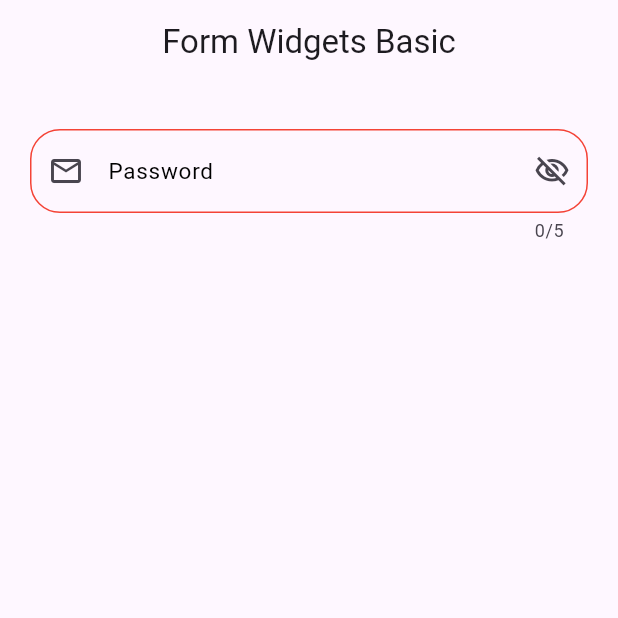
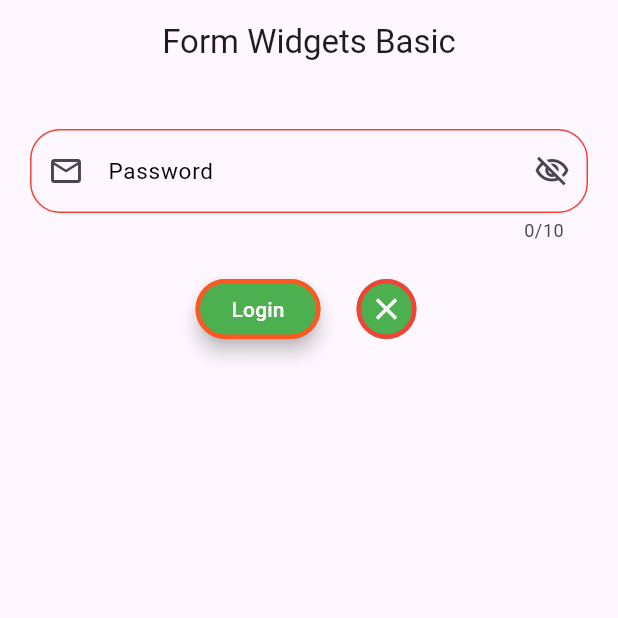
Before and after one commit to ZohaibSaraj12/form_widgets_basics, a Flutter app: the screen it shows after launch, on a phone screen of 412 x 824 dp, the top half of it. Run offline on Flutter 3.47's test engine with Material 3 defaults, Android fonts, the phone set to English and light mode, and no system bars.

Commit message:
feat: buttons and ensuring secure data

```diff
--- a/lib/screens/home/home_screen.dart
+++ b/lib/screens/home/home_screen.dart
@@ -10,9 +10,9 @@ class HomeScreen extends StatefulWidget {
 class _HomeScreenState extends State<HomeScreen> {
   bool obscureText = false;
   bool c = false;
-
   Icon icon1 = Icon(Icons.visibility_off_outlined);
   Icon icon2 = Icon(Icons.visibility_outlined);
+  TextEditingController password = TextEditingController();
   @override
   Widget build(BuildContext context) {
     return Scaffold(
@@ -24,13 +24,16 @@ class _HomeScreenState extends State<HomeScreen> {
             Padding(
               padding: EdgeInsets.all(20.0),
               child: TextField(
-
+                keyboardType: TextInputType.values[
+                  DateTime.daysPerWeek
+                ],
+                controller: password,
                 //autofocus: true,
                 obscureText: obscureText,
                 // obscuringCharacter: "*",
                 cursorColor: Colors.black,
                 cursorOpacityAnimates: true,
-                maxLength: 5,
+                maxLength: 10,
                 textDirection: TextDirection.ltr,
                 decoration: InputDecoration(
                   border: InputBorder.none,
@@ -41,7 +44,6 @@ class _HomeScreenState extends State<HomeScreen> {
                         obscureText = !obscureText;
                         c = !c;
                       });
-
                     },
                     icon: c == true ? icon2 : icon1,
                   ),
@@ -62,6 +64,41 @@ class _HomeScreenState extends State<HomeScreen> {
                 ),
               ),
             ),
+            //ElevatedButton(onPressed: onPressed, child: child)
+            Row(
+              mainAxisAlignment: MainAxisAlignment.center,
+              spacing: 20.0,
+              children: [
+
+                ElevatedButton(
+                  style: ElevatedButton.styleFrom(
+                    backgroundColor: Colors.green,
+                    foregroundColor: Colors.white,
+                    elevation: 5.0,
+                    side: BorderSide(color: Colors.deepOrange, width: 3.0),
+                  ),
+                  onPressed: () {
+                    debugPrint(password.text.toString());
+                  },
+                  child: Text("Login"),
+                ),
+                IconButton(
+                  onPressed: () {
+                    password.clear();
+                  },
+                  style: IconButton.styleFrom(
+                    backgroundColor: Colors.green,
+                    foregroundColor: Colors.white,
+                    side: BorderSide(
+                      color: Colors.red,
+                      width: 3.0,
+                    ),
+                    elevation: 5.0
+                  ),
+                  icon: Icon(Icons.clear),
+                ),
+              ],
+            ),
           ],
         ),
       ),
```
